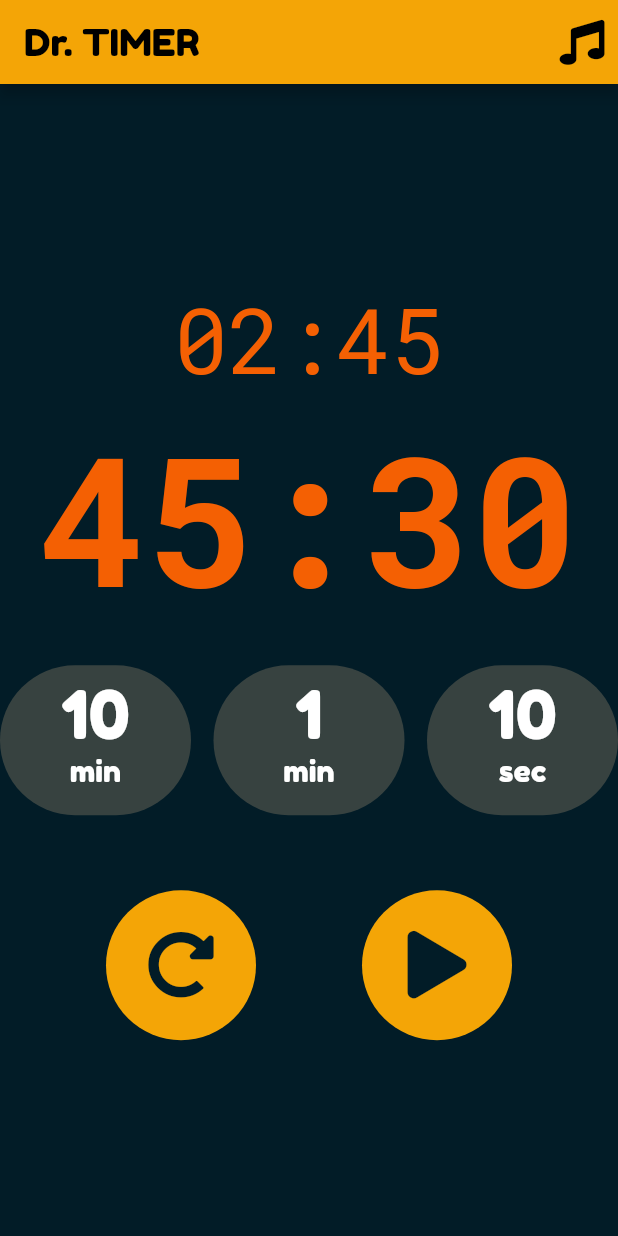
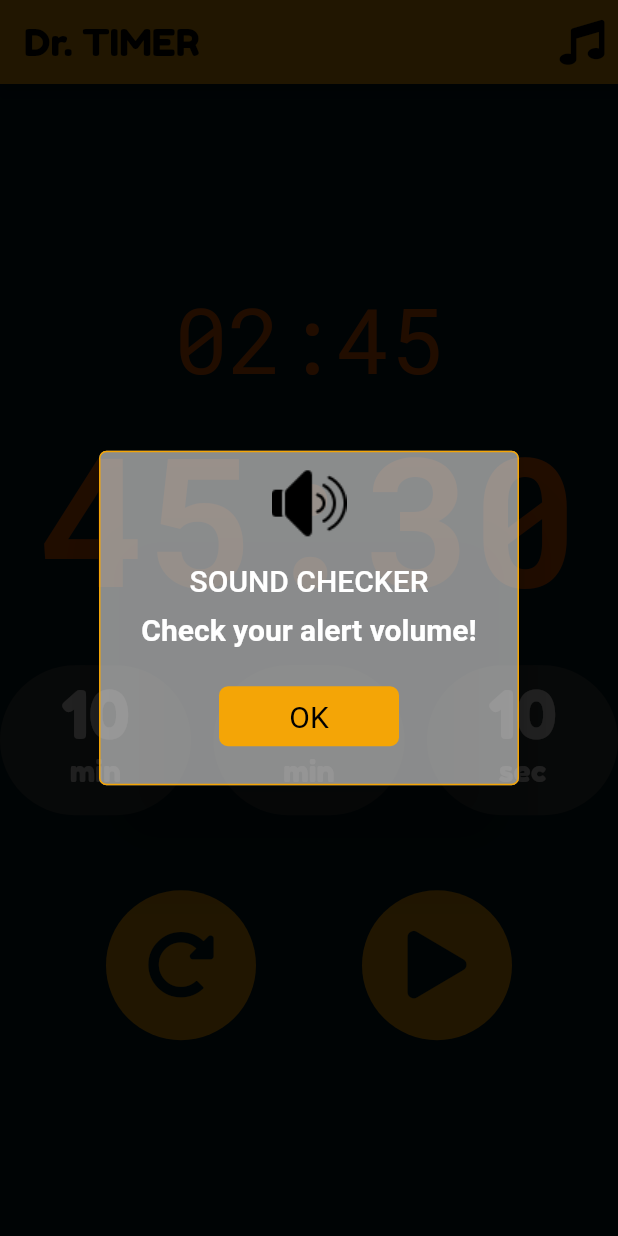
Before and after one commit to YasunaCoffee/dr_timer, a Flutter app: the screen it shows after launch, after a tap on an icon or button, on a phone screen of 412 x 824 dp. Run offline on Flutter 3.47's test engine with Material 2 defaults, Android fonts, the phone set to English and light mode, and no system bars; drawn by our look-alikes of rflutter_alert; our stand-ins replace audioplayers, font_awesome_flutter.

Commit message:
add alert

```diff
--- a/lib/main.dart
+++ b/lib/main.dart
@@ -4,6 +4,7 @@ import 'package:font_awesome_flutter/font_awesome_flutter.dart';
 import 'package:the_count_down/constants.dart';
 import 'package:the_count_down/addButton.dart';
 import 'package:the_count_down/iconButton.dart';
+import 'package:rflutter_alert/rflutter_alert.dart';
 
 void main() {
   runApp(CountDown());
@@ -33,6 +34,26 @@ class _MyHomePageState extends State<MyHomePage> {
     player.play('timeup.wav');
   }
 
+  var alertStyle = AlertStyle(
+    backgroundColor: Colors.white54,
+    animationType: AnimationType.grow,
+    isCloseButton: false,
+    isOverlayTapDismiss: false,
+    descStyle: TextStyle(fontWeight: FontWeight.bold),
+    descTextAlign: TextAlign.start,
+    animationDuration: Duration(milliseconds: 400),
+    alertBorder: RoundedRectangleBorder(
+      borderRadius: BorderRadius.circular(5.0),
+      side: BorderSide(
+        color: kAccentColor,
+      ),
+    ),
+    titleStyle: TextStyle(
+      color: Colors.white,
+    ),
+    alertAlignment: Alignment.center,
+  );
+
   @override
   Widget build(BuildContext context) {
     return Scaffold(
@@ -46,7 +67,25 @@ class _MyHomePageState extends State<MyHomePage> {
               iconSize: 30.0,
               onPressed: () {
                 setState(() {
-                  playSounds();
+                  // playSounds();
+                  Alert(
+                    style: alertStyle,
+                    context: context,
+                    image: Image.asset("assets/sound.png"),
+                    title: "SOUND CHECKER",
+                    desc: "Check your alert volume!",
+                    buttons: [
+                      DialogButton(
+                        child: Text(
+                          "OK",
+                          style: TextStyle(color: Colors.black, fontSize: 20),
+                        ),
+                        onPressed: () => Navigator.pop(context),
+                        width: 120,
+                        color: kAccentColor,
+                      )
+                    ],
+                  ).show();
                 });
               })
         ],
--- a/pubspec.yaml
+++ b/pubspec.yaml
@@ -14,6 +14,7 @@ dependencies:
   cupertino_icons: ^1.0.1
   font_awesome_flutter: ^8.10.0
   audioplayers: ^0.17.0
+  rflutter_alert: ^1.1.0
 
 
 
```
Also changed, not shown: assets/sound.png (added), pubspec.lock.
